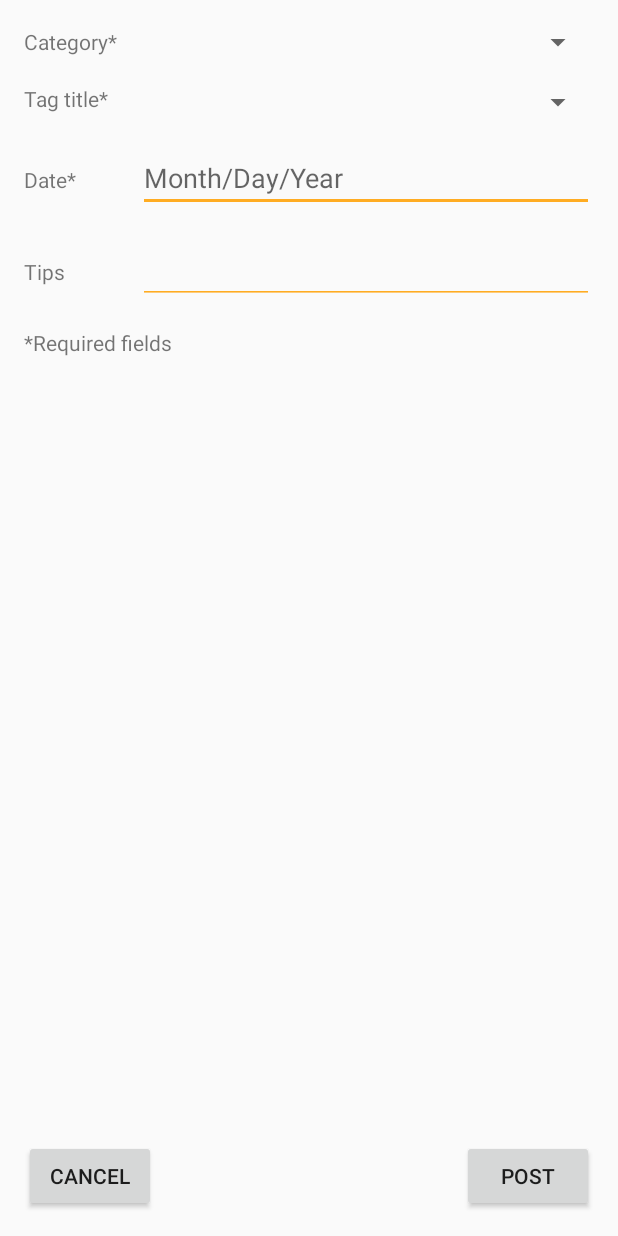
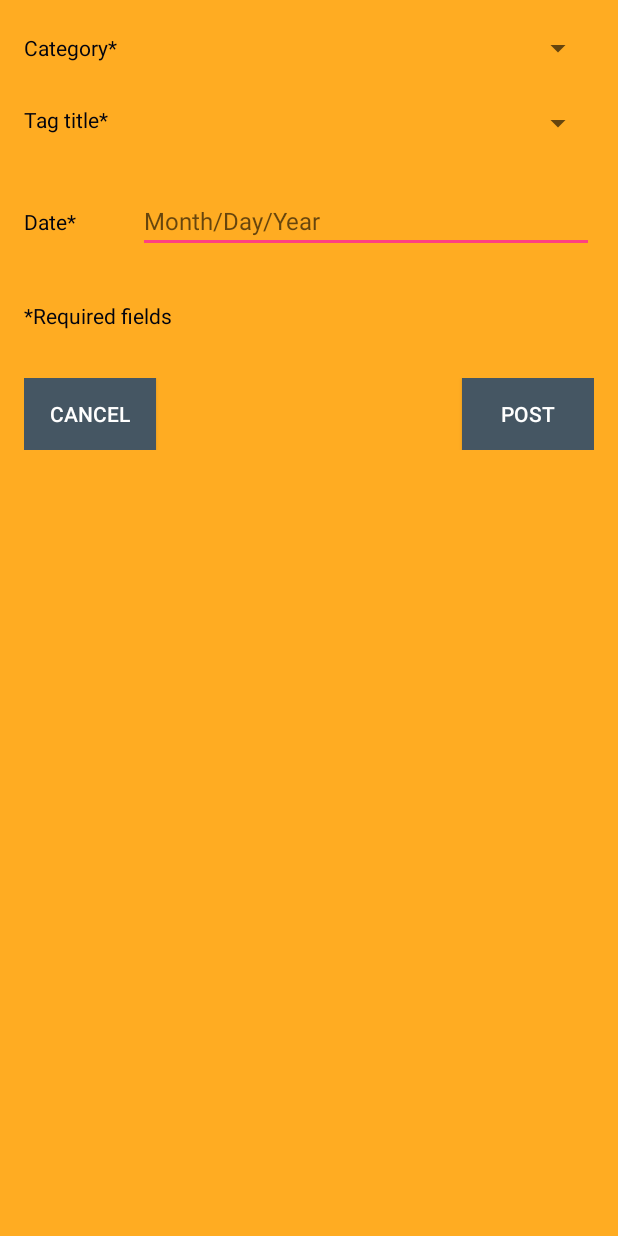
Before and after one commit to mtrsen/CareerPass, an Android app: the layout activity_post.xml on its own in the app's theme, with its tools: preview values and no code run, on a phone screen of 412 x 824 dp. Run offline under Robolectric (Android 15) with nearby library versions, the phone set to English and light mode, and no system bars.

Commit message:
improve popup page

```diff
--- a/app/src/main/java/com/rainbowsix/careerpass/PostActivity.java
+++ b/app/src/main/java/com/rainbowsix/careerpass/PostActivity.java
@@ -8,6 +8,7 @@ import android.support.v7.app.AppCompatActivity;
 import android.text.Editable;
 import android.text.TextUtils;
 import android.text.TextWatcher;
+import android.util.DisplayMetrics;
 import android.util.Log;
 import android.view.View;
 import android.widget.AdapterView;
@@ -26,10 +27,10 @@ import static android.R.attr.button;
 
 public class PostActivity extends AppCompatActivity {
 
-    EditText tag, date, tip;
+    EditText tag, date ;
     Spinner spinner_category, spinner_tag;
     Button cancel, post;
-    String m_tag, m_cat, m_date, m_tip;
+    String m_tag, m_cat;
     private DatabaseReference mDatabaseReference;
 
     String[] interviews = {"Prepare for questions", "On campus interview", "Onsite interview", "Phone interview", "Mock-up interview"};
@@ -42,6 +43,13 @@ public class PostActivity extends AppCompatActivity {
     protected void onCreate(Bundle savedInstanceState) {
         super.onCreate(savedInstanceState);
         setContentView(R.layout.activity_post);
+
+        DisplayMetrics dm = new DisplayMetrics();
+        getWindowManager().getDefaultDisplay().getMetrics(dm);
+        int width = dm.widthPixels;
+        int height = dm.heightPixels;
+
+        getWindow().setLayout((int)(width * 0.85), (int)(height * 0.85));
         initialize();
         mDatabaseReference = FirebaseDatabase.getInstance().getReference();
     }
@@ -67,7 +75,6 @@ public class PostActivity extends AppCompatActivity {
                     editable.append('/');
             }
         });
-        tip = (EditText)findViewById(R.id.tip);
         spinner_category = (Spinner)findViewById(R.id.spinner_category);
         spinner_tag = (Spinner)findViewById(R.id.spinner_tag);
         cancel = (Button)findViewById(R.id.cancel);
--- a/app/src/main/res/layout/activity_post.xml
+++ b/app/src/main/res/layout/activity_post.xml
@@ -5,27 +5,56 @@
     android:layout_width="match_parent"
     android:layout_height="fill_parent"
     android:orientation="vertical"
-    android:layout_margin="16dp"
+    android:background="@color/newyellow"
     tools:context="com.rainbowsix.careerpass.PostActivity">
 
     <LinearLayout
         android:layout_width="match_parent"
         android:layout_height="wrap_content"
         android:orientation="horizontal"
-        android:layout_marginBottom="16dp">
+        android:layout_marginLeft="16dp"
+        android:layout_marginBottom="10dp"
+        android:layout_marginTop="20dp"
+        android:layout_marginRight="16dp">
 
         <TextView
             android:layout_width="0dp"
             android:layout_weight="1"
             android:layout_height="wrap_content"
             android:text="Category*"
+            android:textColor="@color/colorPrimaryDark"
             android:layout_gravity="center_vertical"/>
 
         <Spinner
             android:id="@+id/spinner_category"
             android:layout_width="0dp"
             android:layout_weight="4"
+            android:popupBackground="@color/newyellow"
             android:layout_height="wrap_content"
+            android:spinnerMode="dropdown"
+            android:textColor="@color/colorPrimaryDark"/>
+
+    </LinearLayout>
+
+    <LinearLayout
+        android:layout_width="match_parent"
+        android:layout_height="wrap_content"
+        android:orientation="horizontal"
+        android:layout_margin="16dp">
+
+        <TextView
+            android:layout_width="0dp"
+            android:layout_weight="1"
+            android:layout_height="wrap_content"
+            android:text="Tag title*"
+            android:textColor="@color/colorPrimaryDark"/>
+
+        <Spinner
+            android:id="@+id/spinner_tag"
+            android:layout_width="0dp"
+            android:layout_weight="4"
+            android:layout_height="wrap_content"
+            android:popupBackground="@color/newyellow"
             android:spinnerMode="dropdown" />
 
     </LinearLayout>
@@ -34,97 +63,60 @@
         android:layout_width="match_parent"
         android:layout_height="wrap_content"
         android:orientation="horizontal"
-        android:layout_marginBottom="16dp">
+        android:layout_margin="16dp">
 
         <TextView
             android:layout_width="0dp"
             android:layout_weight="1"
             android:layout_height="wrap_content"
-            android:text="Tag title*"/>
-
-        <Spinner
-            android:id="@+id/spinner_tag"
-            android:layout_width="0dp"
-            android:layout_weight="4"
-            android:layout_height="wrap_content"
-            android:spinnerMode="dropdown" />
-
-    </LinearLayout>
-
-    <LinearLayout
-        android:layout_width="match_parent"
-        android:layout_height="wrap_content"
-        android:orientation="horizontal"
-        android:layout_marginBottom="16dp">
-
-        <TextView
-            android:layout_width="0dp"
-            android:layout_weight="1"
-            android:layout_height="wrap_content"
-            android:text="Date*"/>
+            android:text="Date*"
+            android:textColor="@color/colorPrimaryDark"/>
 
         <EditText
             android:id="@+id/date"
             android:layout_width="0dp"
             android:layout_weight="4"
-            android:backgroundTint="@color/newyellow"
+            android:textSize="16sp"
+            android:textColor="@color/colorPrimaryDark"
             android:hint="Month/Day/Year"
             android:layout_height="wrap_content"
             android:inputType="date"/>
 
     </LinearLayout>
 
-    <LinearLayout
-        android:layout_width="match_parent"
-        android:layout_height="wrap_content"
-        android:orientation="horizontal"
-        android:layout_marginBottom="16dp">
-
-        <TextView
-            android:layout_width="0dp"
-            android:layout_weight="1"
-            android:layout_height="wrap_content"
-            android:text="Tips"/>
-
-        <EditText
-            android:id="@+id/tip"
-            android:layout_width="0dp"
-            android:layout_weight="4"
-            android:backgroundTint="@color/newyellow"
-            android:layout_height="wrap_content" />
-
-    </LinearLayout>
 
     <TextView
         android:layout_width="wrap_content"
         android:layout_height="wrap_content"
-        android:text="*Required fields"/>
+        android:text="*Required fields"
+        android:layout_margin="16dp"
+        android:textColor="@color/colorPrimaryDark"/>
 
-    <ListView
-        android:id="@+id/posted"
-        android:layout_width="match_parent"
-        android:layout_height="0dp"
-        android:layout_weight="2">
 
-    </ListView>
+
 
     <RelativeLayout
         android:layout_width="match_parent"
-        android:layout_height="wrap_content">
+        android:layout_height="wrap_content"
+        android:layout_margin="16dp">
 
         <Button
             android:id="@+id/cancel"
-            android:text="Cancel"
             android:layout_width="wrap_content"
             android:layout_height="wrap_content"
-            android:layout_alignParentLeft="true"/>
+            android:layout_alignParentLeft="true"
+            android:background="@color/colorPrimary"
+            android:text="Cancel"
+            android:textColor="@color/common_google_signin_btn_text_dark_default" />
 
         <Button
             android:id="@+id/post"
             android:text="Post"
             android:layout_width="wrap_content"
             android:layout_height="wrap_content"
-            android:layout_alignParentRight="true"/>
+            android:layout_alignParentRight="true"
+            android:background="@color/colorPrimary"
+            android:textColor="@color/common_google_signin_btn_text_dark_default"/>
 
     </RelativeLayout>
 
```
